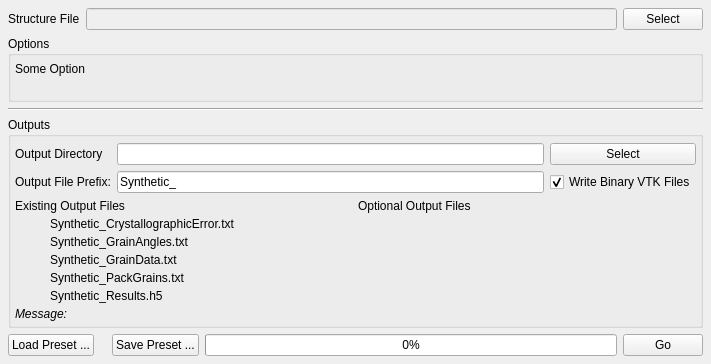
BlueQuartzSoftware/DREAM3D, file Source/UIPlugins/MicrostructureStatistics/MicrostructureStatisticsWidget.ui: the form before one commit.
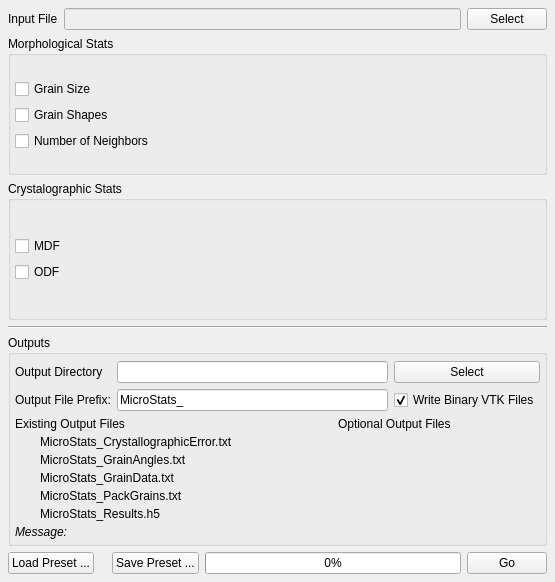
The form after the commit. Icons and pictures are not drawn. Custom widgets are drawn as their Qt base class.

Commit message: Creating a Class to write the Voxel data from the Reconstruction into an HDF5 file

```diff
--- a/Source/UIPlugins/MicrostructureStatistics/MicrostructureStatisticsWidget.ui
+++ b/Source/UIPlugins/MicrostructureStatistics/MicrostructureStatisticsWidget.ui
@@ -6,8 +6,8 @@
    <rect>
     <x>0</x>
     <y>0</y>
-    <width>711</width>
-    <height>364</height>
+    <width>555</width>
+    <height>582</height>
    </rect>
   </property>
   <property name="windowTitle">
@@ -22,7 +22,7 @@
      <item row="0" column="0">
       <widget class="QLabel" name="label_11">
        <property name="text">
-        <string>Structure File</string>
+        <string>Input File</string>
        </property>
       </widget>
      </item>
@@ -45,7 +45,7 @@
    <item>
     <widget class="QGroupBox" name="groupBox_2">
      <property name="title">
-      <string>Options</string>
+      <string>Morphological Stats</string>
      </property>
      <layout class="QVBoxLayout" name="verticalLayout_6">
       <property name="spacing">
@@ -65,23 +65,54 @@
       </property>
       <item>
        <layout class="QGridLayout" name="gridLayout_7">
-        <item row="0" column="1" rowspan="2">
-         <spacer name="horizontalSpacer">
-          <property name="orientation">
-           <enum>Qt::Horizontal</enum>
+        <item row="2" column="0">
+         <widget class="QCheckBox" name="checkBox_2">
+          <property name="text">
+           <string>Number of Neighbors</string>
           </property>
-          <property name="sizeHint" stdset="0">
-           <size>
-            <width>40</width>
-            <height>20</height>
-           </size>
+         </widget>
+        </item>
+        <item row="1" column="0">
+         <widget class="QCheckBox" name="checkBox">
+          <property name="text">
+           <string>Grain Shapes</string>
           </property>
-         </spacer>
+         </widget>
         </item>
         <item row="0" column="0">
-         <widget class="QLabel" name="label">
+         <widget class="QCheckBox" name="checkBox_3">
           <property name="text">
-           <string>Some Option</string>
+           <string>Grain Size</string>
+          </property>
+         </widget>
+        </item>
+       </layout>
+      </item>
+     </layout>
+    </widget>
+   </item>
+   <item>
+    <widget class="QGroupBox" name="groupBox_3">
+     <property name="title">
+      <string>Crystalographic Stats</string>
+     </property>
+     <layout class="QVBoxLayout" name="verticalLayout_3">
+      <property name="margin">
+       <number>4</number>
+      </property>
+      <item>
+       <layout class="QGridLayout" name="gridLayout_9">
+        <item row="0" column="0">
+         <widget class="QCheckBox" name="checkBox_5">
+          <property name="text">
+           <string>MDF</string>
+          </property>
+         </widget>
+        </item>
+        <item row="1" column="0">
+         <widget class="QCheckBox" name="checkBox_6">
+          <property name="text">
+           <string>ODF</string>
           </property>
          </widget>
         </item>
@@ -133,7 +164,7 @@
         <item row="1" column="1">
          <widget class="QLineEdit" name="m_OutputFilePrefix">
           <property name="text">
-           <string>Synthetic_</string>
+           <string>MicroStats_</string>
           </property>
          </widget>
         </item>
@@ -208,7 +239,7 @@
           <item row="0" column="1">
            <widget class="QLabel" name="m_CrystallographicErrorFile">
             <property name="text">
-             <string>Synthetic_CrystallographicError.txt</string>
+             <string>MicroStats_CrystallographicError.txt</string>
             </property>
            </widget>
           </item>
@@ -225,7 +256,7 @@
           <item row="1" column="1">
            <widget class="QLabel" name="m_GrainAnglesFile">
             <property name="text">
-             <string>Synthetic_GrainAngles.txt</string>
+             <string>MicroStats_GrainAngles.txt</string>
             </property>
            </widget>
           </item>
@@ -248,7 +279,7 @@
              </size>
             </property>
             <property name="text">
-             <string>Synthetic_GrainData.txt</string>
+             <string>MicroStats_GrainData.txt</string>
             </property>
            </widget>
           </item>
@@ -271,7 +302,7 @@
              </size>
             </property>
             <property name="text">
-             <string>Synthetic_Results.h5</string>
+             <string>MicroStats_Results.h5</string>
             </property>
            </widget>
           </item>
@@ -284,7 +315,7 @@
              </size>
             </property>
             <property name="text">
-             <string>Synthetic_PackGrains.txt</string>
+             <string>MicroStats_PackGrains.txt</string>
             </property>
            </widget>
           </item>
```
Left out of the diff: 4 changed lines with no effect on the pictures. The commit also changes 16 other files.
